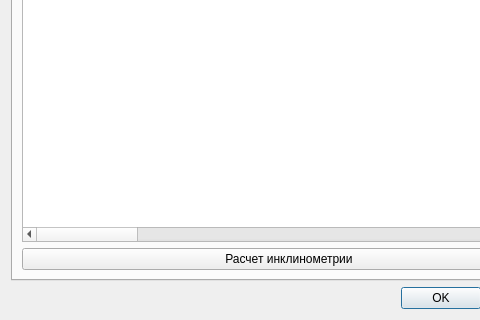
Above: inclinometr_dialog_base.ui from Aykuayvenchorr/inclinometr before the change; both pictures show x 0 to 480 and y 368 to 688 of the 578 by 688 pixel window. Below: the same form after it.
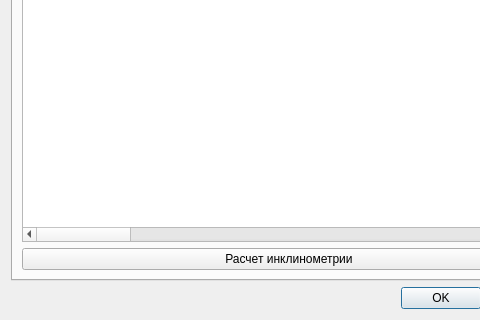
That is the form after the change. Custom widgets are drawn as their Qt base class.

The edit to the form file:
```diff
--- a/inclinometr_dialog_base.ui
+++ b/inclinometr_dialog_base.ui
@@ -299,8 +299,11 @@
         <layout class="QVBoxLayout" name="verticalLayout_4">
          <item>
           <widget class="QTableWidget" name="tableInclinometry">
+           <property name="sortingEnabled">
+            <bool>false</bool>
+           </property>
            <property name="columnCount">
-            <number>25</number>
+            <number>27</number>
            </property>
            <column>
             <property name="text">
@@ -364,7 +367,7 @@
            </column>
            <column>
             <property name="text">
-             <string>ΔTVD, м</string>
+             <string>ΔTVDSS, м</string>
             </property>
            </column>
            <column>
@@ -427,6 +430,16 @@
              <string>TVDSS (право), м</string>
             </property>
            </column>
+           <column>
+            <property name="text">
+             <string>a, м</string>
+            </property>
+           </column>
+           <column>
+            <property name="text">
+             <string>b, м</string>
+            </property>
+           </column>
           </widget>
          </item>
          <item>
```
